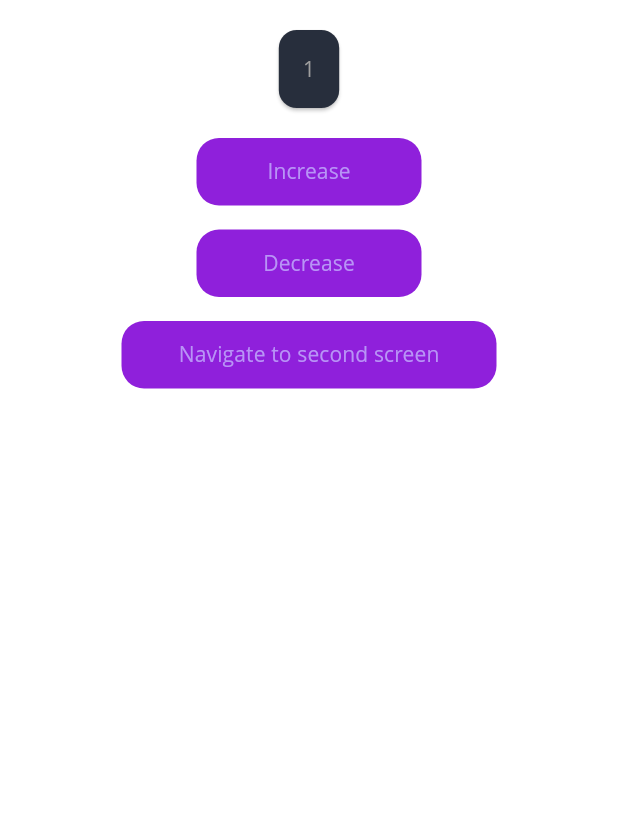
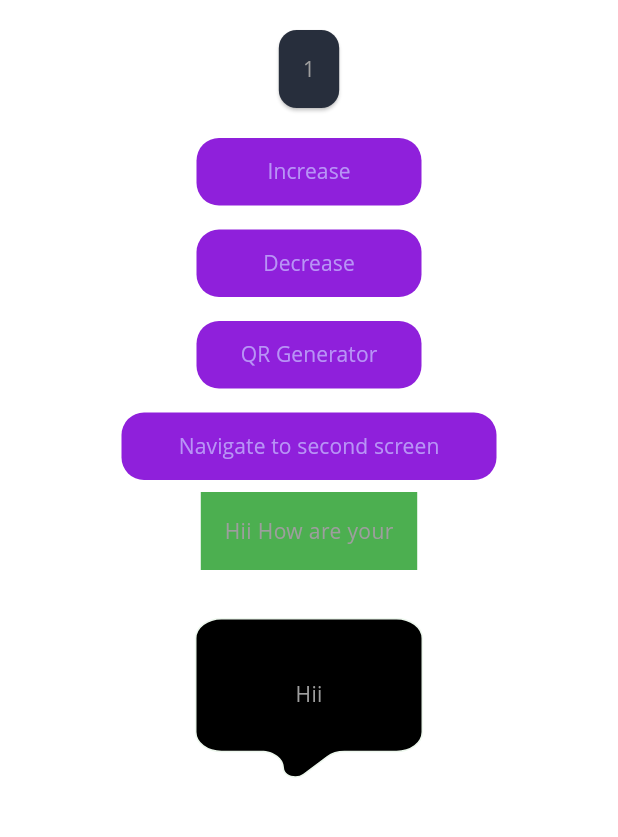
Before and after one commit to alokmaurya281/getx-simple-demo-app, a Flutter app: the screen it shows after launch, after a tap on "Increase", on a phone screen of 412 x 824 dp, the part 84-921 px from its top. Run offline on Flutter 3.47's test engine with Material 3 defaults, Android fonts, the phone set to English and light mode, and no system bars; our stand-ins replace connectivity_plus, get, image_gallery_saver, logger, qr_flutter, screenshot; missing offline and left inert: custom_clippers; network calls fail; Roboto replaces fonts that are missing (Open Sans).

Commit message:
some files added

```diff
--- a/lib/app/modules/home/views/home_view.dart
+++ b/lib/app/modules/home/views/home_view.dart
@@ -1,6 +1,8 @@
 import 'package:counter_app/app/modules/home/controllers/home_controller.dart';
 import 'package:counter_app/app/routes/app_pages.dart';
+import 'package:counter_app/app/utils/comment.dart';
 import 'package:counter_app/app/utils/custom_button.dart';
+import 'package:counter_app/app/utils/custom_message_card.dart';
 import 'package:counter_app/app/utils/empty_page.dart';
 import 'package:flutter/material.dart';
 import 'package:get/get.dart';
@@ -64,6 +66,16 @@ class HomeView extends GetView<HomeController> {
                           height: 16,
                         ),
                         CustomButton(
+                          text: 'QR Generator',
+                          borderColor: Colors.red,
+                          buttonHandler: () => Get.toNamed(Routes.QRGENERATOR),
+                          width: 150,
+                          height: 45,
+                        ),
+                        const SizedBox(
+                          height: 16,
+                        ),
+                        CustomButton(
                           text: 'Navigate to second screen',
                           borderColor: Colors.red,
                           buttonHandler: () => Get.toNamed(Routes.SECONDSCREEN),
@@ -71,7 +83,60 @@ class HomeView extends GetView<HomeController> {
                           height: 45,
                         ),
                       ],
-                    )
+                    ),
+                    // Column(
+                    //   children: [
+                    //     SizedBox(
+                    //       height: 800,
+                    //       child: ListView.builder(
+                    //           itemCount: 3,
+                    //           itemBuilder: (context, index) {
+                    //             List a = [];
+                    //             List<Card> cards = [];
+                    //             return Card(
+                    //               child: Draggable(
+                    //                 feedback: Card(child: DragTarget<Card>(
+                    //                     builder: (context, cards, a) {
+                    //                   return const Card(
+                    //                     child: Text('nin'),
+                    //                   );
+                    //                 })),
+                    //                 child: const Text('Drag me'),
+                    //               ),
+                    //             );
+                    //           }),
+                    //     ),
+                    //     Card(
+                    //       child: Dismissible(
+                    //         key: UniqueKey(),
+                    //         direction: DismissDirection.endToStart,
+                    //         background: const ColoredBox(
+                    //           color: Colors.red,
+                    //           child: Align(
+                    //             alignment: Alignment.centerRight,
+                    //             child: Padding(
+                    //               padding: EdgeInsets.all(16.0),
+                    //               child:
+                    //                   Icon(Icons.delete, color: Colors.white),
+                    //             ),
+                    //           ),
+                    //         ),
+                    //         child: const ListTile(
+                    //           leading: Icon(Icons.dashboard_sharp),
+                    //           title: Text('Dash'),
+                    //           subtitle: Text('Hello!'),
+                    //         ),
+                    //       ),
+                    //     ),
+                    //   ],
+                    // ),
+                    const Column(
+                      children: [
+                        CustomMessageCard(),
+                        CommentWidget(),
+                        // Msgcard()
+                      ],
+                    ),
                   ],
                 ),
               );
--- a/lib/app/modules/profile/providers/profile_provider.dart
+++ b/lib/app/modules/profile/providers/profile_provider.dart
@@ -9,14 +9,16 @@ class ProfileProvider extends GetConnect {
     httpClient.defaultContentType = "application/json";
     httpClient.defaultDecoder = (map) {
       if (map is Map<String, dynamic>) return ProfileModel.fromJson(map);
-      if (map is List)
+      if (map is List) {
         return map.map((item) => ProfileModel.fromJson(item)).toList();
+      }
     };
 
     httpClient.baseUrl = baseUrl;
   }
 
   Future<ProfileModel?> getModel() async {
+
     final response = await get(ApiUrls.userProfile);
     return response.body;
   }
--- a/lib/app/modules/profile/views/profile_view.dart
+++ b/lib/app/modules/profile/views/profile_view.dart
@@ -1,5 +1,4 @@
 import 'package:counter_app/app/modules/profile/controllers/profile_controller.dart';
-import 'package:counter_app/app/modules/profile/models/profile_model.dart';
 import 'package:counter_app/app/modules/profile/providers/profile_provider.dart';
 import 'package:counter_app/app/utils/empty_page.dart';
 import 'package:flutter/material.dart';
@@ -75,7 +74,7 @@ class ProfileView extends GetView<ProfileController> {
                                     ),
                                   ),
                                 ],
-                              )
+                              ),
                             ],
                           );
                         },
--- a/lib/app/resources/constants.dart
+++ b/lib/app/resources/constants.dart
@@ -1,3 +1,3 @@
 class ApiUrls {
-  static String userProfile = 'https://reqres.in/api/users/2';
+  static String userProfile = 'https://reqres.in/api/users/7';
 }
--- a/lib/app/routes/app_routes.dart
+++ b/lib/app/routes/app_routes.dart
@@ -6,6 +6,8 @@ abstract class Routes {
   static const HOME = _Paths.HOME;
   static const SECONDSCREEN = _Paths.SECONDSCREEN;
   static const PROFILESCREEN = '/profile';
+    static const QRGENERATOR = '/qr_generator';
+
 }
 
 abstract class _Paths {
@@ -13,4 +15,6 @@ abstract class _Paths {
   static const HOME = '/home';
   static const SECONDSCREEN = '/second';
   static const PROFILESCREEN = '/profile';
+    static const QRGENERATOR = '/qr_generator';
+
 }
--- /dev/null
+++ b/lib/app/utils/comment.dart
@@ -0,0 +1,103 @@
+import 'package:flutter/material.dart';
+
+class CommentWidget extends StatelessWidget {
+  const CommentWidget({super.key});
+
+  @override
+  Widget build(BuildContext context) {
+    // double WIDTH = MediaQuery.of(context).size.width;
+    return Stack(
+      children: [
+        SizedBox(
+          width: 200,
+          height: 150,
+          child: CustomPaint(
+            painter: RPSCustomPainter(),
+            child: const Center(
+              child: Text('Hii'),
+            ),
+          ),
+        ),
+      ],
+    );
+  }
+}
+
+//Add this CustomPaint widget to the Widget Tree
+
+//Copy this CustomPainter code to the Bottom of the File
+class RPSCustomPainter extends CustomPainter {
+  @override
+  void paint(Canvas canvas, Size size) {
+    Path path_0 = Path();
+    path_0.moveTo(size.width * 0.7916667, size.height * 0.1666667);
+    path_0.lineTo(size.width * 0.2083333, size.height * 0.1666667);
+    path_0.arcToPoint(Offset(size.width * 0.1250000, size.height * 0.2500000),
+        radius: Radius.elliptical(
+            size.width * 0.08333333, size.height * 0.08333333),
+        rotation: 0,
+        largeArc: false,
+        clockwise: false);
+    path_0.lineTo(size.width * 0.1250000, size.height * 0.6666667);
+    path_0.arcToPoint(Offset(size.width * 0.2083333, size.height * 0.7500000),
+        radius: Radius.elliptical(
+            size.width * 0.08333333, size.height * 0.08333333),
+        rotation: 0,
+        largeArc: false,
+        clockwise: false);
+    path_0.lineTo(size.width * 0.3411667, size.height * 0.7500000);
+    path_0.cubicTo(
+        size.width * 0.3828333,
+        size.height * 0.7500000,
+        size.width * 0.4166667,
+        size.height * 0.7837917,
+        size.width * 0.4166667,
+        size.height * 0.8255000);
+    path_0.cubicTo(
+        size.width * 0.4166667,
+        size.height * 0.8591667,
+        size.width * 0.4573333,
+        size.height * 0.8760000,
+        size.width * 0.4811250,
+        size.height * 0.8522083);
+    path_0.lineTo(size.width * 0.5589167, size.height * 0.7744167);
+    path_0.arcToPoint(Offset(size.width * 0.6178333, size.height * 0.7500000),
+        radius: Radius.elliptical(
+            size.width * 0.08333333, size.height * 0.08333333),
+        rotation: 0,
+        largeArc: false,
+        clockwise: true);
+    path_0.lineTo(size.width * 0.7916667, size.height * 0.7500000);
+    path_0.arcToPoint(Offset(size.width * 0.8750000, size.height * 0.6666667),
+        radius: Radius.elliptical(
+            size.width * 0.08333333, size.height * 0.08333333),
+        rotation: 0,
+        largeArc: false,
+        clockwise: false);
+    path_0.lineTo(size.width * 0.8750000, size.height * 0.2500000);
+    path_0.arcToPoint(Offset(size.width * 0.7916667, size.height * 0.1666667),
+        radius: Radius.elliptical(
+            size.width * 0.08333333, size.height * 0.08333333),
+        rotation: 0,
+        largeArc: false,
+        clockwise: false);
+    path_0.close();
+
+    Paint paint0Stroke = Paint()
+      ..style = PaintingStyle.stroke
+      ..strokeWidth = size.width * 0.01;
+    paint0Stroke.color = Colors.green.withOpacity(0.1);
+    paint0Stroke.strokeCap = StrokeCap.round;
+    paint0Stroke.strokeJoin = StrokeJoin.round;
+    canvas.drawPath(path_0, paint0Stroke);
+
+    Paint paint0Fill = Paint()..style = PaintingStyle.fill;
+    paint0Fill.color = const Color(0xff000000).withOpacity(1.0);
+    canvas.drawPath(path_0, paint0Fill);
+  }
+
+  @override
+  bool shouldRepaint(covariant CustomPainter oldDelegate) {
+    return true;
+  }
+}
--- /dev/null
+++ b/lib/app/utils/custom_message_card.dart
@@ -0,0 +1,94 @@
+import 'package:custom_clippers/custom_clippers.dart';
+import 'package:flutter/material.dart';
+
+class CustomMessageCard extends StatelessWidget {
+  const CustomMessageCard({super.key});
+
+  @override
+  Widget build(BuildContext context) {
+    // return Padding(
+    //   padding: const EdgeInsets.all(8.0),
+    //   child: Card(
+    //     elevation: 5.0,
+    //     shape: RoundedRectangleBorder(
+    //       borderRadius: BorderRadius.circular(8.0),
+    //     ),
+    //     child: Stack(
+    //       children: [
+    //         const Padding(
+    //           padding: EdgeInsets.all(8.0),
+    //           child: Column(
+    //             crossAxisAlignment: CrossAxisAlignment.start,
+    //             children: [
+    //               Text(
+    //                 'Alok Marya',
+    //                 style: TextStyle(
+    //                   fontWeight: FontWeight.bold,
+    //                   fontSize: 16.0,
+    //                 ),
+    //               ),
+    //               SizedBox(height: 4.0),
+    //               Text(
+    //                 'Hello, how are you?',
+    //                 style: TextStyle(fontSize: 14.0),
+    //               ),
+    //               SizedBox(height: 8.0),
+    //               Align(
+    //                 alignment: Alignment.bottomRight,
+    //                 child: Text(
+    //                   '12:34 PM',
+    //                   style: TextStyle(
+    //                     fontSize: 12.0,
+    //                     color: Colors.grey,
+    //                   ),
+    //                 ),
+    //               ),
+    //             ],
+    //           ),
+    //         ),
+    //         Positioned(
+    //           top: 0,
+    //           right: -20,
+    //           child: Container(
+    //             padding:
+    //                 const EdgeInsets.symmetric(horizontal: 8.0, vertical: 4.0),
+    //             decoration: const BoxDecoration(
+    //               color: Colors.blue,
+    //               borderRadius: BorderRadius.only(
+    //                 topRight: Radius.circular(8.0),
+    //                 bottomLeft: Radius.circular(8.0),
+    //               ),
+    //             ),
+    //             child: const Text(
+    //               'NEW',
+    //               style: TextStyle(
+    //                 color: Colors.white,
+    //                 fontSize: 12.0,
+    //                 fontWeight: FontWeight.bold,
+    //               ),
+    //             ),
+    //           ),
+    //         ),
+    //       ],
+    //     ),
+    //   ),
+    // );
+    return Padding(
+      padding: EdgeInsets.all(8),
+      child: Container(
+        child: ClipPath(
+          clipper: UpperNipMessageClipperTwo(
+            MessageType.receive,
+          ),
+          child: Container(
+            padding: EdgeInsets.all(16),
+            decoration: BoxDecoration(
+              color: Colors.green,
+            ),
+            child: Text('Hii How are your'),
+          ),
+        ),
+      ),
+    );
+  }
+}
--- a/pubspec.yaml
+++ b/pubspec.yaml
@@ -40,6 +40,10 @@ dependencies:
   logger: ^2.0.2+1
   shared_preferences: ^2.2.2
   lottie: ^2.7.0
+  qr_flutter: ^4.1.0
+  screenshot: ^2.1.0
+  image_gallery_saver: ^2.0.3
+  custom_clippers: ^2.0.0
 
 dev_dependencies:
   flutter_test:
```
Also changed, not shown: lib/app/modules/qr_generator/bindings/qr_generator_binding.dart (added, +11 -0 lines), lib/app/modules/qr_generator/controllers/qr_generator_controller.dart (added, +29 -0 lines), lib/app/modules/qr_generator/views/qr_generator_view.dart (added, +109 -0 lines), lib/app/routes/app_pages.dart (+8 -0 lines), lib/app/utils/msg.dart (added, +78 -0 lines), pubspec.lock.
